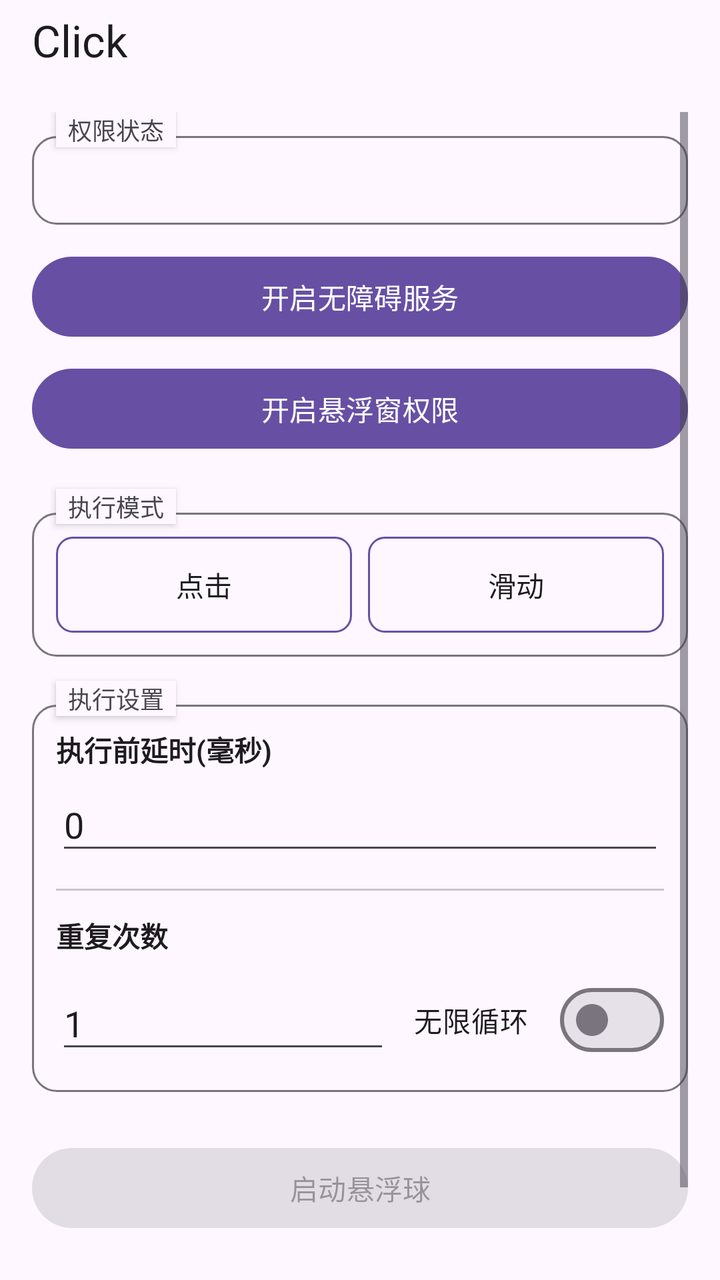
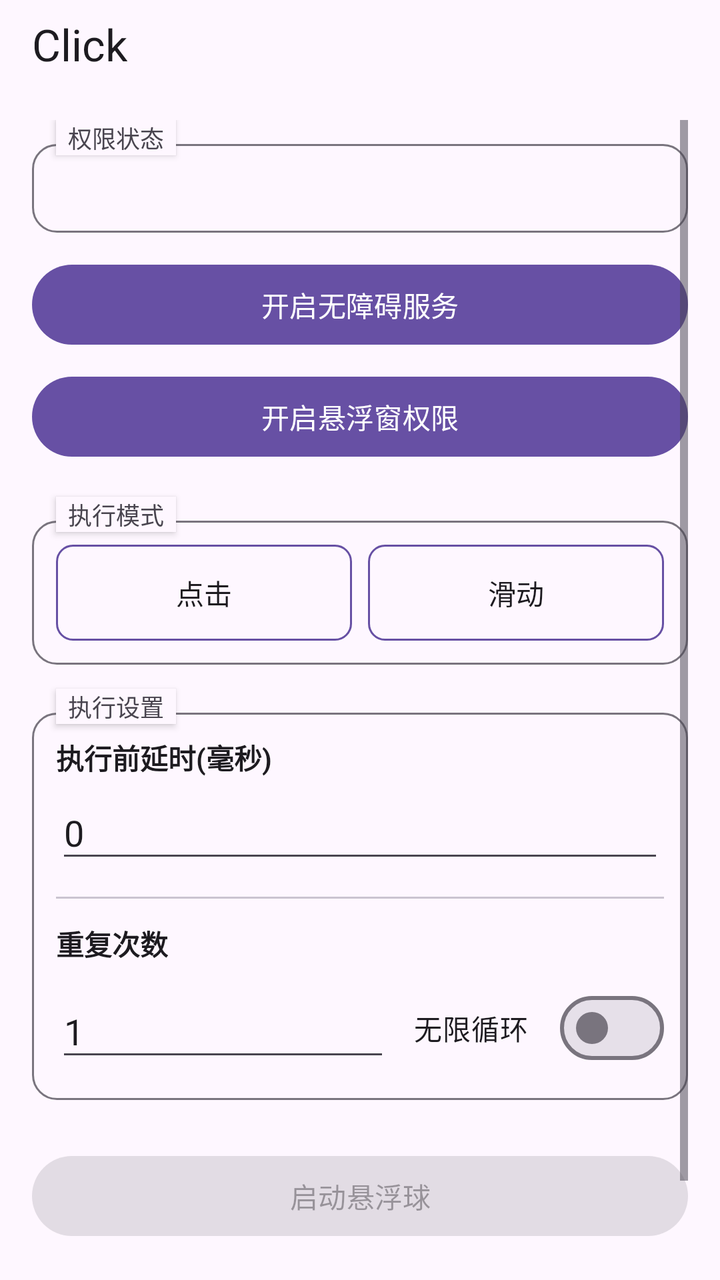

Two renders of the same Android screen: before a commit and after it. Below are the layout's source before the change and the commit's diff.
<!-- AndroidManifest.xml: activity theme Theme.Click -->
<!-- res/layout/activity_main.xml -->
<?xml version="1.0" encoding="utf-8"?>
<LinearLayout xmlns:android="http://schemas.android.com/apk/res/android"
    xmlns:app="http://schemas.android.com/apk/res-auto"
    android:layout_width="match_parent"
    android:layout_height="match_parent"
    android:orientation="vertical">

    <com.google.android.material.appbar.MaterialToolbar
        android:id="@+id/toolbar"
        android:layout_width="match_parent"
        android:layout_height="40dp"
        android:minHeight="40dp"
        android:background="?attr/colorSurface"
        app:title="Click"
        app:titleTextColor="?attr/colorOnSurface" />

    <ScrollView
        android:layout_width="match_parent"
        android:layout_height="0dp"
        android:layout_weight="1"
        android:padding="16dp">

        <LinearLayout
            android:layout_width="match_parent"
            android:layout_height="wrap_content"
            android:orientation="vertical">

            
            <TextView
                android:layout_width="wrap_content"
                android:layout_height="wrap_content"
                android:text="权限状态"
                android:textSize="12sp"
                android:textColor="?attr/colorOnSurfaceVariant"
                android:background="?android:attr/colorBackground"
                android:paddingHorizontal="6dp"
                android:layout_marginStart="12dp"
                android:layout_marginBottom="-6dp"
                android:elevation="2dp" />

            
            <LinearLayout
                android:layout_width="match_parent"
                android:layout_height="wrap_content"
                android:orientation="vertical"
                android:background="@drawable/section_border"
                android:padding="12dp">

                <TextView
                    android:id="@+id/statusText"
                    android:layout_width="match_parent"
                    android:layout_height="wrap_content"
                    android:gravity="start"
                    android:textSize="15sp"
                    android:textStyle="bold"
                    android:textColor="?attr/colorOnSurface" />
            </LinearLayout>

            <Button
                android:id="@+id/btnEnableService"
                android:layout_width="match_parent"
                android:layout_height="wrap_content"
                android:layout_marginTop="12dp"
                android:text="开启无障碍服务" />

            <Button
                android:id="@+id/btnEnableOverlay"
                android:layout_width="match_parent"
                android:layout_height="wrap_content"
                android:layout_marginTop="8dp"
                android:text="开启悬浮窗权限" />

            
            <TextView
                android:layout_width="wrap_content"
                android:layout_height="wrap_content"
                android:layout_marginTop="16dp"
                android:text="执行模式"
                android:textSize="12sp"
                android:textColor="?attr/colorOnSurfaceVariant"
                android:background="?android:attr/colorBackground"
                android:paddingHorizontal="6dp"
                android:layout_marginStart="12dp"
                android:layout_marginBottom="-6dp"
                android:elevation="2dp" />

            
            <LinearLayout
                android:layout_width="match_parent"
                android:layout_height="wrap_content"
                android:orientation="vertical"
                android:background="@drawable/section_border"
                android:padding="12dp">

                <LinearLayout
                    android:layout_width="match_parent"
                    android:layout_height="wrap_content"
                    android:orientation="horizontal">

                    <Button
                        android:id="@+id/radioClick"
                        android:layout_width="0dp"
                        android:layout_height="wrap_content"
                        android:layout_weight="1"
                        android:layout_marginEnd="4dp"
                        android:text="点击"
                        android:background="@drawable/btn_ripple_selector"
                        android:textColor="@color/btn_text_selector" />

                    <Button
                        android:id="@+id/radioSwipe"
                        android:layout_width="0dp"
                        android:layout_height="wrap_content"
                        android:layout_weight="1"
                        android:layout_marginStart="4dp"
                        android:text="滑动"
                        android:background="@drawable/btn_ripple_selector"
                        android:textColor="@color/btn_text_selector" />
                </LinearLayout>

                <LinearLayout
                    android:id="@+id/swipeParams"
                    android:layout_width="match_parent"
                    android:layout_height="wrap_content"
                    android:orientation="vertical"
                    android:visibility="gone"
                    android:layout_marginTop="12dp">

                    <View
                        android:layout_width="match_parent"
                        android:layout_height="1dp"
                        android:background="?attr/colorOutlineVariant" />

                    <TextView
                        android:layout_width="wrap_content"
                        android:layout_height="wrap_content"
                        android:layout_marginTop="12dp"
                        android:text="滑动方式"
                        android:textSize="13sp"
                        android:textStyle="bold"
                        android:textColor="?attr/colorOnSurface" />

                    <LinearLayout
                        android:layout_width="match_parent"
                        android:layout_height="wrap_content"
                        android:layout_marginTop="8dp"
                        android:orientation="horizontal">

                        <Button
                            android:id="@+id/radioSwipeManual"
                            android:layout_width="0dp"
                            android:layout_height="wrap_content"
                            android:layout_weight="1"
                            android:layout_marginEnd="4dp"
                            android:text="手动参数"
                            android:background="@drawable/btn_ripple_selector"
                            android:textColor="@color/btn_text_selector" />

                        <Button
                            android:id="@+id/radioSwipeGesture"
                            android:layout_width="0dp"
                            android:layout_height="wrap_content"
                            android:layout_weight="1"
                            android:layout_marginStart="4dp"
                            android:text="手势录制"
                            android:background="@drawable/btn_ripple_selector"
                            android:textColor="@color/btn_text_selector" />
                    </LinearLayout>

                    <LinearLayout
                        android:id="@+id/manualSwipeParams"
                        android:layout_width="match_parent"
                        android:layout_height="wrap_content"
                        android:orientation="vertical"
                        android:layout_marginTop="12dp">

                        <TextView
                            android:layout_width="wrap_content"
                            android:layout_height="wrap_content"
                            android:text="起点"
                            android:textSize="13sp"
                            android:textColor="?attr/colorPrimary" />

                        <LinearLayout
                            android:layout_width="match_parent"
                            android:layout_height="wrap_content"
                            android:layout_marginTop="4dp"
                            android:orientation="horizontal">

                            <EditText
                                android:id="@+id/inputSwipeX1"
                                android:layout_width="0dp"
                                android:layout_height="wrap_content"
                                android:layout_weight="1"
                                android:layout_marginEnd="4dp"
                                android:hint="起点 X (横向坐标)"
                                android:inputType="numberDecimal" />

                            <EditText
                                android:id="@+id/inputSwipeY1"
                                android:layout_width="0dp"
                                android:layout_height="wrap_content"
                                android:layout_weight="1"
                                android:layout_marginStart="4dp"
                                android:hint="起点 Y (纵向坐标)"
                                android:inputType="numberDecimal" />
                        </LinearLayout>

                        <TextView
                            android:layout_width="wrap_content"
                            android:layout_height="wrap_content"
                            android:layout_marginTop="8dp"
                            android:text="终点"
                            android:textSize="13sp"
                            android:textColor="?attr/colorPrimary" />

                        <LinearLayout
                            android:layout_width="match_parent"
                            android:layout_height="wrap_content"
                            android:layout_marginTop="4dp"
                            android:orientation="horizontal">

                            <EditText
                                android:id="@+id/inputSwipeX2"
                                android:layout_width="0dp"
                                android:layout_height="wrap_content"
                                android:layout_weight="1"
                                android:layout_marginEnd="4dp"
                                android:hint="终点 X (横向坐标)"
                                android:inputType="numberDecimal" />

                            <EditText
                                android:id="@+id/inputSwipeY2"
                                android:layout_width="0dp"
                                android:layout_height="wrap_content"
                                android:layout_weight="1"
                                android:layout_marginStart="4dp"
                                android:hint="终点 Y (纵向坐标)"
                                android:inputType="numberDecimal" />
                        </LinearLayout>

                        <TextView
                            android:layout_width="wrap_content"
                            android:layout_height="wrap_content"
                            android:layout_marginTop="8dp"
                            android:text="时长"
                            android:textSize="13sp"
                            android:textColor="?attr/colorPrimary" />

                        <EditText
                            android:id="@+id/inputSwipeDuration"
                            android:layout_width="match_parent"
                            android:layout_height="wrap_content"
                            android:layout_marginTop="4dp"
                            android:hint="滑动耗时(毫秒)"
                            android:inputType="number" />
                    </LinearLayout>

                    <LinearLayout
                        android:id="@+id/gestureSwipeSection"
                        android:layout_width="match_parent"
                        android:layout_height="wrap_content"
                        android:orientation="vertical"
                        android:visibility="gone"
                        android:layout_marginTop="12dp">

                        <TextView
                            android:id="@+id/lblRecordedStatus"
                            android:layout_width="wrap_content"
                            android:layout_height="wrap_content"
                            android:text=""
                            android:textSize="13sp"
                            android:textColor="?attr/colorPrimary" />

                        <Button
                            android:id="@+id/btnRecordGesture"
                            android:layout_width="match_parent"
                            android:layout_height="wrap_content"
                            android:layout_marginTop="8dp"
                            android:text="录制手势 (在屏幕上滑动)" />
                    </LinearLayout>
                </LinearLayout>
            </LinearLayout>

            
            <TextView
                android:layout_width="wrap_content"
                android:layout_height="wrap_content"
                android:layout_marginTop="12dp"
                android:text="执行设置"
                android:textSize="12sp"
                android:textColor="?attr/colorOnSurfaceVariant"
                android:background="?android:attr/colorBackground"
                android:paddingHorizontal="6dp"
                android:layout_marginStart="12dp"
                android:layout_marginBottom="-6dp"
                android:elevation="2dp" />

            
            <LinearLayout
                android:layout_width="match_parent"
                android:layout_height="wrap_content"
                android:orientation="vertical"
                android:background="@drawable/section_border"
                android:padding="12dp">

                <TextView
                    android:layout_width="wrap_content"
                    android:layout_height="wrap_content"
                    android:text="执行前延时(毫秒)"
                    android:textSize="14sp"
                    android:textStyle="bold"
                    android:textColor="?attr/colorOnSurface" />

                <EditText
                    android:id="@+id/inputDelay"
                    android:layout_width="match_parent"
                    android:layout_height="wrap_content"
                    android:layout_marginTop="4dp"
                    android:hint="延时毫秒数"
                    android:inputType="number"
                    android:text="0" />

                <View
                    android:layout_width="match_parent"
                    android:layout_height="1dp"
                    android:layout_marginTop="12dp"
                    android:background="?attr/colorOutlineVariant" />

                <TextView
                    android:layout_width="wrap_content"
                    android:layout_height="wrap_content"
                    android:layout_marginTop="12dp"
                    android:text="重复次数"
                    android:textSize="14sp"
                    android:textStyle="bold"
                    android:textColor="?attr/colorOnSurface" />

                <LinearLayout
                    android:layout_width="match_parent"
                    android:layout_height="wrap_content"
                    android:layout_marginTop="8dp"
                    android:orientation="horizontal"
                    android:gravity="center_vertical">

                    <EditText
                        android:id="@+id/inputRepeat"
                        android:layout_width="0dp"
                        android:layout_height="wrap_content"
                        android:layout_weight="1"
                        android:hint="次数"
                        android:inputType="number"
                        android:text="1" />

                    <com.google.android.material.materialswitch.MaterialSwitch
                        android:id="@+id/checkInfinite"
                        android:layout_width="wrap_content"
                        android:layout_height="wrap_content"
                        android:layout_marginStart="12dp"
                        android:text="无限循环" />
                </LinearLayout>
            </LinearLayout>

            <FrameLayout
                android:layout_width="match_parent"
                android:layout_height="wrap_content"
                android:layout_marginTop="24dp">

                <Button
                    android:id="@+id/btnStartFloating"
                    android:layout_width="match_parent"
                    android:layout_height="wrap_content"
                    android:text="启动悬浮球"
                    android:enabled="false" />

                <View
                    android:id="@+id/btnStartOverlay"
                    android:layout_width="match_parent"
                    android:layout_height="match_parent"
                    android:background="@android:color/transparent"
                    android:clickable="true"
                    android:visibility="gone" />
            </FrameLayout>

            <Button
                android:id="@+id/btnStopFloating"
                android:layout_width="match_parent"
                android:layout_height="wrap_content"
                android:layout_marginTop="8dp"
                android:text="停止悬浮球"
                android:enabled="false" />

        </LinearLayout>
    </ScrollView>
</LinearLayout>
<!-- resources referenced by this layout -->
<resources>
  <!-- drawable btn_ripple_selector (drawable) -->
  <?xml version="1.0" encoding="utf-8"?>
  <ripple xmlns:android="http://schemas.android.com/apk/res/android"
      android:color="@color/md_theme_primary">
      <item android:id="@android:id/mask">
          <shape android:shape="rectangle">
              <solid android:color="@android:color/white" />
              <corners android:radius="8dp" />
          </shape>
      </item>
      <item>
          <selector>
              <item android:state_selected="true">
                  <shape android:shape="rectangle">
                      <solid android:color="@color/md_theme_primary" />
                      <corners android:radius="8dp" />
                  </shape>
              </item>
              <item>
                  <shape android:shape="rectangle">
                      <solid android:color="@android:color/transparent" />
                      <corners android:radius="8dp" />
                      <stroke android:width="1dp" android:color="@color/md_theme_outline" />
                  </shape>
              </item>
          </selector>
      </item>
  </ripple>
  <!-- drawable section_border (drawable) -->
  <?xml version="1.0" encoding="utf-8"?>
  <layer-list xmlns:android="http://schemas.android.com/apk/res/android">
      
      <item>
          <shape android:shape="rectangle">
              <solid android:color="@android:color/transparent" />
              <corners android:radius="12dp" />
              <stroke
                  android:width="1dp"
                  android:color="@color/md_theme_outline" />
          </shape>
      </item>
  </layer-list>
  <color name="md_theme_primary">#6750A4</color>
  <color name="md_theme_outline">#79747E</color>
  <color name="md_theme_onPrimary">#FFFFFF</color>
  <color name="md_theme_primaryContainer">#EADDFF</color>
  <color name="md_theme_onPrimaryContainer">#21005D</color>
  <color name="md_theme_secondary">#625B71</color>
  <color name="md_theme_onSecondary">#FFFFFF</color>
  <color name="md_theme_secondaryContainer">#E8DEF8</color>
  <color name="md_theme_onSecondaryContainer">#1D192B</color>
  <color name="md_theme_background">#FEF7FF</color>
  <color name="md_theme_onBackground">#1D1B20</color>
  <color name="md_theme_surface">#FEF7FF</color>
  <color name="md_theme_onSurface">#1D1B20</color>
  <color name="md_theme_surfaceVariant">#E7E0EC</color>
  <color name="md_theme_onSurfaceVariant">#49454F</color>
  <color name="md_theme_outlineVariant">#CAC4D0</color>
  <!-- unchanged entries left out for length: 2 -->
</resources>

<!-- the commit's change to res/layout/activity_main.xml (unified diff, before → after) -->
@@ -8,8 +8,8 @@
     <com.google.android.material.appbar.MaterialToolbar
         android:id="@+id/toolbar"
         android:layout_width="match_parent"
-        android:layout_height="40dp"
-        android:minHeight="40dp"
+        android:layout_height="44dp"
+        android:minHeight="44dp"
         android:background="?attr/colorSurface"
         app:title="Click"
         app:titleTextColor="?attr/colorOnSurface" />
